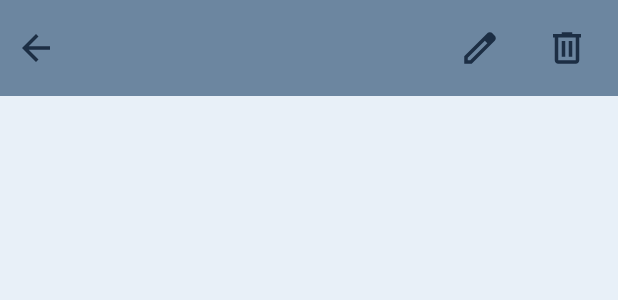
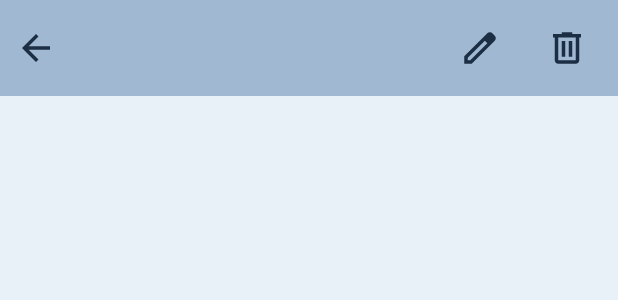
Before and after one commit to igor96SS/jobtracker, an Android app: the layout toolbar_base_layout.xml on its own in the app's theme, with its tools: preview values and no code run, on a phone screen of 412 x 824 dp. Shown: the top 300 px of the screen. Run offline under Robolectric (Android 15) with nearby library versions, the phone set to English and light mode, and no system bars.

Commit message:
rename file

```diff
--- a/app/src/main/res/layout/navbar_base_layout.xml
+++ b/app/src/main/res/layout/toolbar_base_layout.xml
@@ -3,7 +3,7 @@
         android:id="@+id/toolbar"
         android:layout_width="match_parent"
         android:layout_height="?attr/actionBarSize"
-        android:background="?attr/colorPrimary"
+        android:background="?attr/colorSecondaryVariant"
         android:theme="@style/ThemeOverlay.AppCompat.Dark.ActionBar"
         android:orientation="horizontal"
         android:gravity="center_vertical"
@@ -23,7 +23,7 @@
             android:layout_width="0dp"
             android:layout_height="wrap_content"
             android:layout_weight="1"
-            android:textColor="@android:color/white"
+            android:textColor="?attr/android:textColorLink"
             android:textSize="20sp"
             android:layout_gravity="center_vertical"
             />
```
